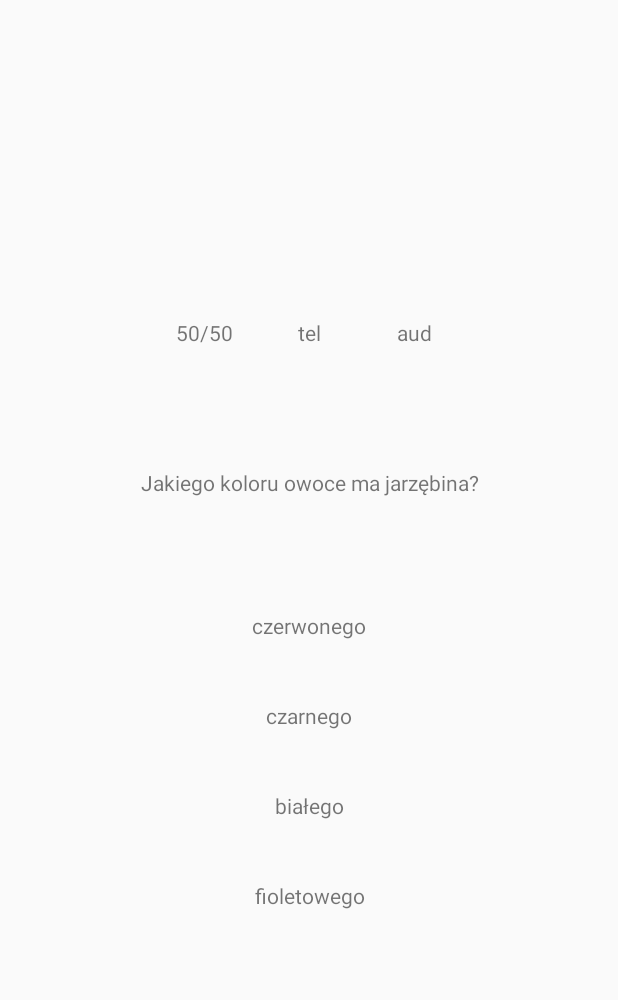
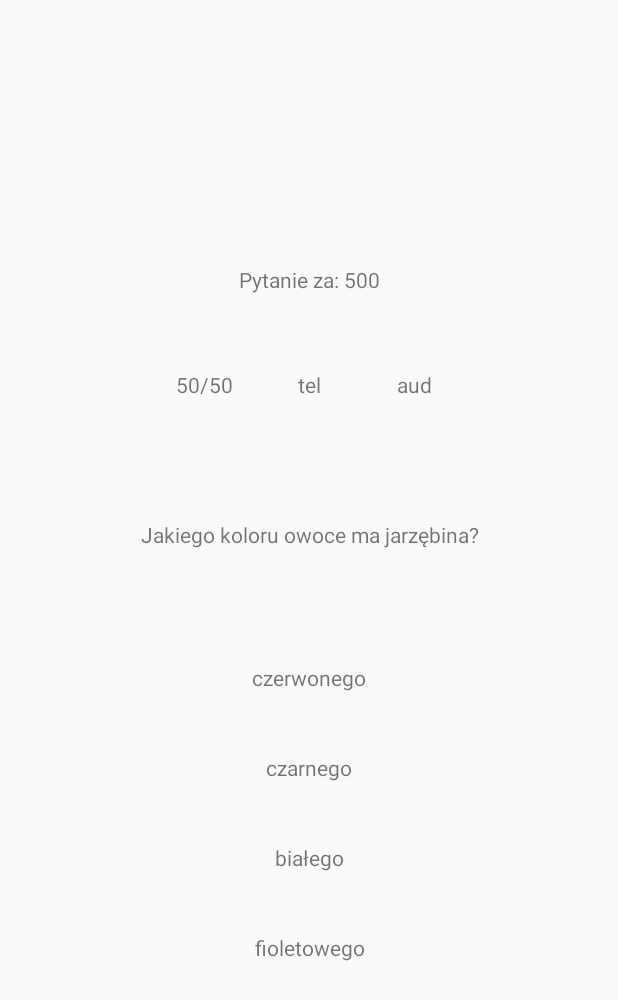
Before and after one commit to Esthaor/Milionerzy, an Android app: the screen it shows after launch (QuestionActivity), after a tap on "NOWA GRA", on a phone screen of 412 x 824 dp. Shown: the top 1000 px of the screen. Run offline under Robolectric (Android 15) with nearby library versions, the phone set to English and light mode, and no system bars.

Commit message:
guaranty + threshold display + win/lose message

```diff
--- a/app/src/main/java/com/grzegorzm/wpam/milionerzy/logic/QuestionAsked.java
+++ b/app/src/main/java/com/grzegorzm/wpam/milionerzy/logic/QuestionAsked.java
@@ -15,8 +15,6 @@ public class QuestionAsked {
     private final String[] TELEPHONE_BAD_STARTERS = {"Nie mam pojęcia.", "Nie potrafię Ci pomóc.",
             "Niestety nie wiem."};
     private final Question question;
-    private final String questionText;
-    private final String correctAnswer;
     private List<String> answers;
     private List<Integer> audiencePercentage;
     private String telephoneMessage;
@@ -29,8 +27,6 @@ public class QuestionAsked {
 
     public QuestionAsked(Question question) {
         this.question = question;
-        this.correctAnswer = question.getCorrectAnswer();
-        this.questionText = question.getQuestionText();
         this.answers = new ArrayList<>();
         answers.add(question.getCorrectAnswer());
         answers.add(question.getPossibleAnswer0());
@@ -52,8 +48,8 @@ public class QuestionAsked {
     public void fiftyFifty() {
         List<String> res = new ArrayList<>();
         Random r = new Random();
-        res.add(correctAnswer);
-        answers.remove(correctAnswer);
+        res.add(question.getCorrectAnswer());
+        answers.remove(question.getCorrectAnswer());
         res.add(answers.get(r.nextInt(3)));
         this.answers = res;
     }
@@ -65,7 +61,7 @@ public class QuestionAsked {
         int goodLen = TELEPHONE_GOOD_STARTERS.length;
         int badLen = TELEPHONE_BAD_STARTERS.length;
         if (goodAnswer)
-            telephoneMessage = TELEPHONE_GOOD_STARTERS[r.nextInt(goodLen)] + correctAnswer + ".";
+            telephoneMessage = TELEPHONE_GOOD_STARTERS[r.nextInt(goodLen)] + question.getCorrectAnswer() + ".";
         else if (r.nextInt(2) < 1)
             telephoneMessage = TELEPHONE_GOOD_STARTERS[r.nextInt(goodLen)] + answers.get(r.nextInt(4)) + ".";
         else
@@ -104,7 +100,7 @@ public class QuestionAsked {
         Collections.shuffle(badPercentage);
         int i = 0;
         for (String s : answers)
-            if (s.equals(correctAnswer))
+            if (s.equals(question.getCorrectAnswer()))
                 audiencePercentage.add(correctPercent);
             else
                 audiencePercentage.add(badPercentage.get(i++));
@@ -128,11 +124,11 @@ public class QuestionAsked {
 
     public boolean answerQuestion(String answer) {
         answerTime = new Date();
-        return answer.equals(correctAnswer);
+        return answer.equals(question.getCorrectAnswer());
     }
 
     public String getQuestionText() {
-        return questionText;
+        return question.getQuestionText();
     }
 
     public List<String> getAnswers() {
@@ -146,4 +142,8 @@ public class QuestionAsked {
     public String getTelephoneMessage() {
         return telephoneMessage;
     }
+
+    public Integer getThreshold() {
+        return question.getThreshold();
+    }
 }
--- a/app/src/main/res/layout/activity_question.xml
+++ b/app/src/main/res/layout/activity_question.xml
@@ -123,13 +123,23 @@
         android:id="@+id/scrollViewQuestion"
         android:layout_width="match_parent"
         android:layout_height="match_parent"
-        android:visibility="visible">
+        android:visibility="gone">
 
         <LinearLayout
             android:layout_width="match_parent"
             android:layout_height="wrap_content"
             android:layout_gravity="center"
             android:orientation="vertical">
+
+            <TextView
+                android:id="@+id/textViewThreshold"
+                android:layout_width="match_parent"
+                android:layout_height="wrap_content"
+                android:layout_marginBottom="10dp"
+                android:height="60dp"
+                android:gravity="center"
+                android:onClick="audienceOnClick"
+                android:text="threshold" />
 
             <LinearLayout
                 android:layout_width="match_parent"
@@ -251,7 +261,7 @@
         android:id="@+id/scrollViewScore"
         android:layout_width="match_parent"
         android:layout_height="match_parent"
-        android:visibility="gone">
+        android:visibility="visible">
 
         <LinearLayout
             android:layout_width="match_parent"
@@ -262,10 +272,20 @@
             android:orientation="vertical">
 
             <TextView
+                android:id="@+id/textViewEndGame"
+                android:layout_width="match_parent"
+                android:layout_height="wrap_content"
+                android:layout_marginTop="10dp"
+                android:height="40dp"
+                android:gravity="center"
+                android:text="End Game Message" />
+
+            <TextView
                 android:id="@+id/textViewScore"
                 android:layout_width="match_parent"
                 android:layout_height="wrap_content"
                 android:layout_marginTop="10dp"
+                android:height="40dp"
                 android:gravity="center"
                 android:text="Final Score: " />
 
```
Also changed, not shown: app/src/main/java/com/grzegorzm/wpam/milionerzy/activities/QuestionActivity.java (+9 -2 lines), app/src/main/java/com/grzegorzm/wpam/milionerzy/logic/GameSingleton.java (+13 -3 lines).
